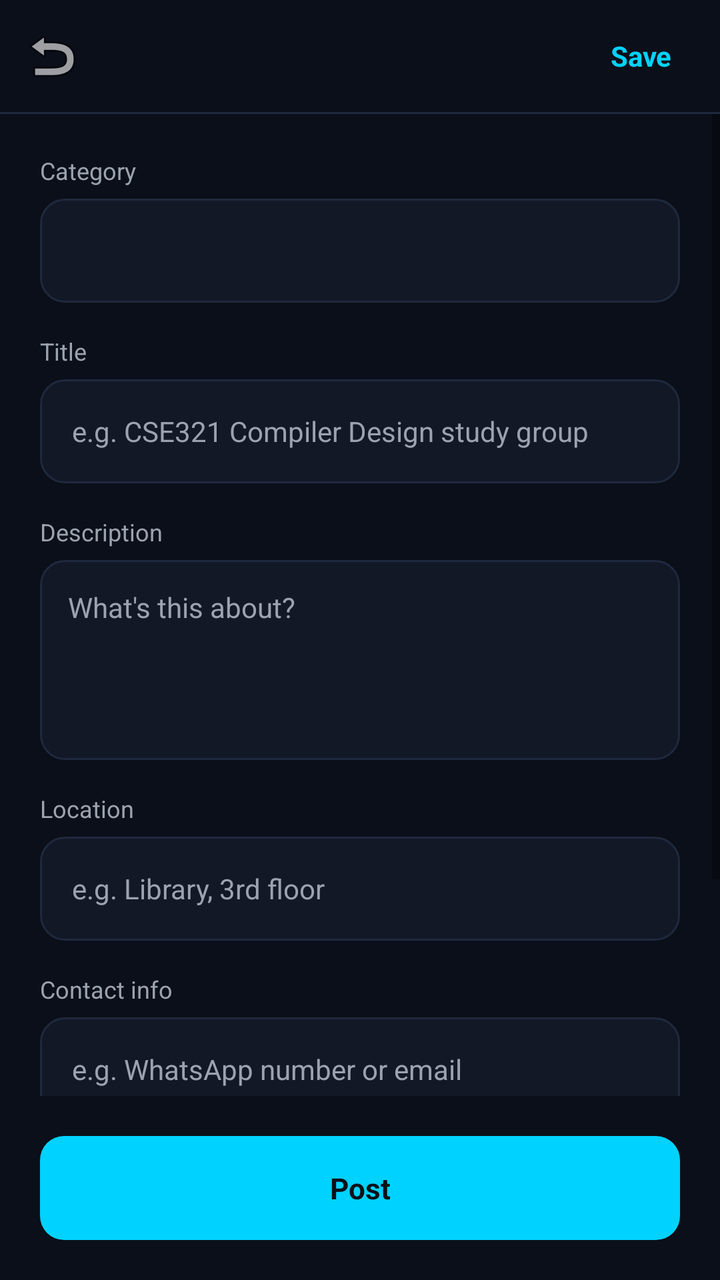
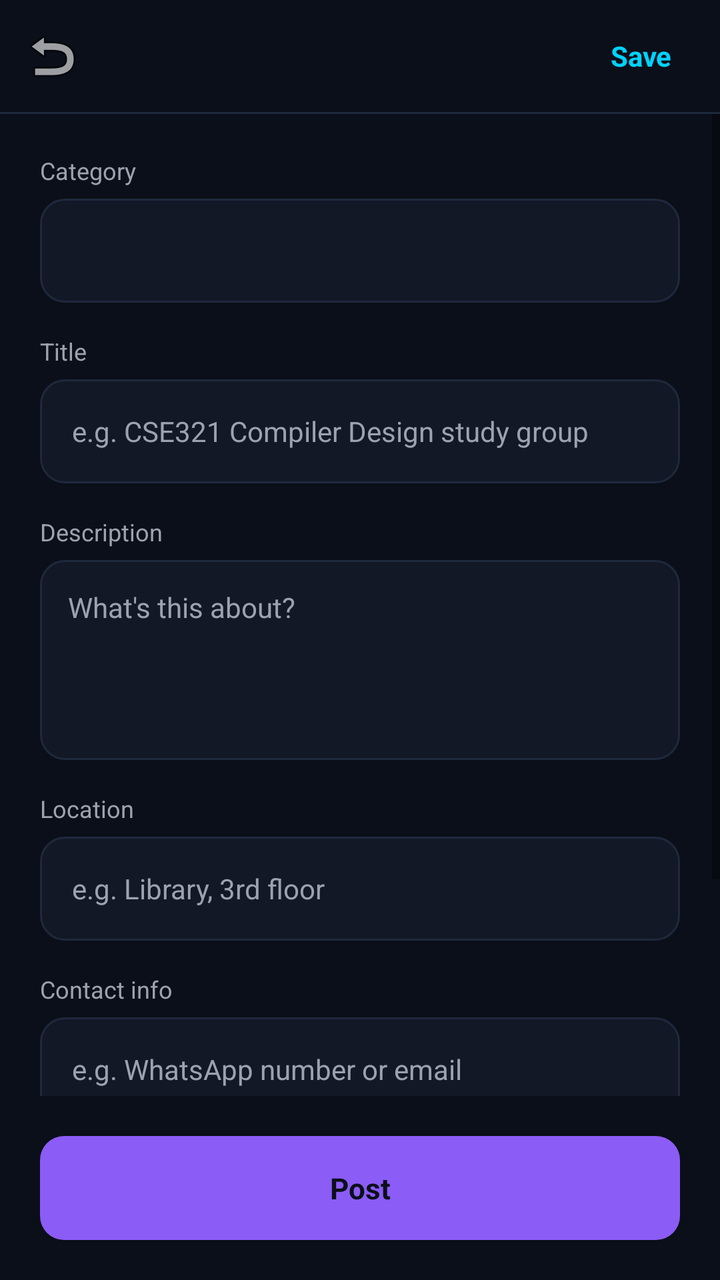

The first picture is an Android layout as it rendered before a commit; the second is the same layout after the commit. The layout source and the unified diff follow.
<!-- AndroidManifest.xml: application theme Theme.CampusConnect -->
<!-- res/layout/activity_add_post.xml -->
<?xml version="1.0" encoding="utf-8"?>
<LinearLayout xmlns:android="http://schemas.android.com/apk/res/android"
    android:layout_width="match_parent"
    android:layout_height="match_parent"
    android:orientation="vertical"
    android:background="@color/color_background">

    <include layout="@layout/top_bar_edit"/>

    <View
        android:layout_width="match_parent"
        android:layout_height="1dp"
        android:background="@color/color_border"/>

    <ScrollView
        android:layout_width="match_parent"
        android:layout_height="0dp"
        android:layout_weight="1">

        <LinearLayout
            android:layout_width="match_parent"
            android:layout_height="wrap_content"
            android:orientation="vertical"
            android:padding="20dp">

            <TextView style="@style/FacultyFieldLabel" android:text="@string/crew_label_category"/>
            <Spinner
                android:id="@+id/spinnerCategory"
                android:layout_width="match_parent"
                android:layout_height="52dp"
                android:background="@drawable/bg_input"
                android:paddingStart="12dp"
                android:paddingEnd="12dp"
                android:popupBackground="@color/color_card"
                android:layout_marginBottom="16dp"/>

            <TextView style="@style/FacultyFieldLabel" android:text="@string/crew_label_title"/>
            <EditText android:id="@+id/etTitle" style="@style/FacultyInput" android:inputType="textCapSentences" android:hint="@string/crew_hint_title"/>

            <TextView style="@style/FacultyFieldLabel" android:text="@string/crew_label_description"/>
            <EditText
                android:id="@+id/etDescription"
                android:layout_width="match_parent"
                android:layout_height="wrap_content"
                android:minHeight="100dp"
                android:gravity="top|start"
                android:background="@drawable/bg_input"
                android:padding="14dp"
                android:inputType="textMultiLine|textCapSentences"
                android:hint="@string/crew_hint_description"
                android:textColor="@color/color_text_primary"
                android:textSize="14sp"
                android:layout_marginBottom="16dp"/>

            <TextView style="@style/FacultyFieldLabel" android:text="@string/crew_label_location"/>
            <EditText android:id="@+id/etLocation" style="@style/FacultyInput" android:inputType="text" android:hint="@string/crew_hint_location"/>

            <TextView style="@style/FacultyFieldLabel" android:text="@string/crew_label_contact"/>
            <EditText android:id="@+id/etContactInfo" style="@style/FacultyInput" android:inputType="text" android:hint="@string/crew_hint_contact"/>

            <TextView style="@style/FacultyFieldLabel" android:text="@string/crew_label_max_members"/>
            <EditText android:id="@+id/etMaxMembers" style="@style/FacultyInput" android:inputType="number" android:hint="@string/crew_hint_max_members"/>

            
            <LinearLayout android:id="@+id/studyFieldsContainer" android:layout_width="match_parent" android:layout_height="wrap_content" android:orientation="vertical" android:visibility="gone">
                <TextView style="@style/FacultyFieldLabel" android:text="@string/crew_label_course_code"/>
                <EditText android:id="@+id/etCourseCode" style="@style/FacultyInput" android:inputType="textCapCharacters"/>
                <TextView style="@style/FacultyFieldLabel" android:text="@string/crew_label_course_title"/>
                <EditText android:id="@+id/etCourseTitle" style="@style/FacultyInput" android:inputType="textCapSentences"/>
                <TextView style="@style/FacultyFieldLabel" android:text="@string/crew_label_topic"/>
                <EditText android:id="@+id/etTopic" style="@style/FacultyInput" android:inputType="textCapSentences"/>
            </LinearLayout>

            
            <LinearLayout android:id="@+id/contestFieldsContainer" android:layout_width="match_parent" android:layout_height="wrap_content" android:orientation="vertical" android:visibility="gone">
                <TextView style="@style/FacultyFieldLabel" android:text="@string/crew_label_contest_name"/>
                <EditText android:id="@+id/etContestName" style="@style/FacultyInput" android:inputType="textCapSentences"/>
                <TextView style="@style/FacultyFieldLabel" android:text="@string/crew_label_tech_stack"/>
                <EditText android:id="@+id/etTechStack" style="@style/FacultyInput" android:inputType="text"/>
            </LinearLayout>

            
            <LinearLayout android:id="@+id/travelFieldsContainer" android:layout_width="match_parent" android:layout_height="wrap_content" android:orientation="vertical" android:visibility="gone">
                <TextView style="@style/FacultyFieldLabel" android:text="@string/crew_label_destination"/>
                <EditText android:id="@+id/etDestination" style="@style/FacultyInput" android:inputType="textCapWords"/>
                <TextView style="@style/FacultyFieldLabel" android:text="@string/crew_label_travel_date"/>
                <EditText android:id="@+id/etTravelDate" style="@style/FacultyInput" android:inputType="text" android:hint="@string/crew_hint_travel_date"/>
                <TextView style="@style/FacultyFieldLabel" android:text="@string/crew_label_budget"/>
                <EditText android:id="@+id/etBudget" style="@style/FacultyInput" android:inputType="text"/>
            </LinearLayout>

        </LinearLayout>
    </ScrollView>

    <TextView
        android:id="@+id/btnSavePost"
        android:layout_width="match_parent"
        android:layout_height="52dp"
        android:layout_margin="20dp"
        android:gravity="center"
        android:text="@string/crew_post_btn"
        android:textColor="@color/color_background"
        android:textSize="14.5sp"
        android:textStyle="bold"
        android:background="@drawable/bg_button_primary"/>
</LinearLayout>
<!-- res/layout/top_bar_edit.xml (included above) -->
<?xml version="1.0" encoding="utf-8"?>
<LinearLayout xmlns:android="http://schemas.android.com/apk/res/android"
    android:layout_width="match_parent"
    android:layout_height="56dp"
    android:orientation="horizontal"
    android:gravity="center_vertical"
    android:paddingStart="4dp"
    android:paddingEnd="16dp">

    <ImageButton
        android:id="@+id/btnBack"
        android:layout_width="44dp"
        android:layout_height="44dp"
        android:background="?attr/selectableItemBackgroundBorderless"
        android:src="@android:drawable/ic_menu_revert"
        android:contentDescription="@null"/>

    <TextView
        android:id="@+id/tvSheetTitle"
        android:layout_width="0dp"
        android:layout_height="wrap_content"
        android:layout_weight="1"
        android:layout_marginStart="4dp"
        android:textColor="@color/color_text_primary"
        android:textSize="16sp"
        android:textStyle="bold"/>

    <TextView
        android:id="@+id/btnSave"
        android:layout_width="wrap_content"
        android:layout_height="wrap_content"
        android:text="Save"
        android:textColor="@color/color_cyan"
        android:textSize="14sp"
        android:textStyle="bold"
        android:padding="8dp"/>

</LinearLayout>
<!-- resources referenced by this layout -->
<resources>
  <color name="color_background">#0B0F19</color>
  <color name="color_border">#1F293D</color>
  <color name="color_card">#121826</color>
  <color name="color_cyan">#00D2FF</color>
  <color name="color_text_primary">#FFFFFF</color>
  <!-- drawable bg_button_primary (drawable) -->
  <?xml version="1.0" encoding="utf-8"?>
  <shape xmlns:android="http://schemas.android.com/apk/res/android"
      android:shape="rectangle">
      <solid android:color="@color/color_cyan"/>
      <corners android:radius="12dp"/>
  </shape>
  <!-- drawable bg_input (drawable) -->
  <?xml version="1.0" encoding="utf-8"?>
  <shape xmlns:android="http://schemas.android.com/apk/res/android"
      android:shape="rectangle">
      <solid android:color="@color/color_card"/>
      <stroke
          android:width="1dp"
          android:color="@color/color_border"/>
      <corners android:radius="12dp"/>
  </shape>
  <string name="crew_hint_contact">e.g. WhatsApp number or email</string>
  <string name="crew_hint_description">What\'s this about?</string>
  <string name="crew_hint_location">e.g. Library, 3rd floor</string>
  <string name="crew_hint_max_members">Leave blank for no limit</string>
  <string name="crew_hint_title">e.g. CSE321 Compiler Design study group</string>
  <string name="crew_hint_travel_date">e.g. 2026-08-20</string>
  <string name="crew_label_budget">Budget</string>
  <string name="crew_label_category">Category</string>
  <string name="crew_label_contact">Contact info</string>
  <string name="crew_label_contest_name">Contest name</string>
  <string name="crew_label_course_code">Course code</string>
  <string name="crew_label_course_title">Course title</string>
  <string name="crew_label_description">Description</string>
  <string name="crew_label_destination">Destination</string>
  <string name="crew_label_location">Location</string>
  <string name="crew_label_max_members">Max members (optional)</string>
  <string name="crew_label_tech_stack">Tech stack</string>
  <string name="crew_label_title">Title</string>
  <string name="crew_label_topic">Topic</string>
  <string name="crew_label_travel_date">Travel date</string>
  <string name="crew_post_btn">Post</string>
  <style name="FacultyFieldLabel">
          <item name="android:layout_width">match_parent</item>
          <item name="android:layout_height">wrap_content</item>
          <item name="android:textColor">@color/color_muted</item>
          <item name="android:textSize">12sp</item>
          <item name="android:layout_marginBottom">6dp</item>
      </style>
  <style name="FacultyInput">
          <item name="android:layout_width">match_parent</item>
          <item name="android:layout_height">52dp</item>
          <item name="android:background">@drawable/bg_input</item>
          <item name="android:paddingStart">16dp</item>
          <item name="android:paddingEnd">16dp</item>
          <item name="android:textColor">@color/color_text_primary</item>
          <item name="android:textSize">14sp</item>
          <item name="android:layout_marginBottom">16dp</item>
      </style>
  <style name="Theme.CampusConnect" parent="Theme.MaterialComponents.DayNight.NoActionBar">
          <item name="android:windowBackground">@color/color_background</item>
          <item name="android:statusBarColor">@color/color_background</item>
          <item name="android:navigationBarColor">@color/color_background</item>
          <item name="colorPrimary">@color/color_cyan</item>
          <item name="colorPrimaryVariant">@color/color_purple</item>
          <item name="colorOnPrimary">@color/color_background</item>
          <item name="android:textColor">@color/color_text_primary</item>
          <item name="android:fontFamily">sans-serif</item>
          <item name="android:textColorHint">@color/color_muted</item>
          <item name="android:fitsSystemWindows">true</item>
      </style>
  <color name="color_muted">#9CA3AF</color>
  <color name="color_purple">#8B5CF6</color>
</resources>

<!-- the commit's change to res/layout/activity_add_post.xml (unified diff, before → after) -->
@@ -102,7 +102,7 @@
         android:textColor="@color/color_background"
         android:textSize="14.5sp"
         android:textStyle="bold"
-        android:background="@drawable/bg_button_primary"/>
+        android:background="@drawable/bg_button_primary_purple"/>
 </LinearLayout>
 <!-- res/layout/top_bar_edit.xml (included above) -->
 <?xml version="1.0" encoding="utf-8"?>
<!-- resource entries referenced after the edit -->
@@ -5,11 +5,11 @@
   <color name="color_card">#121826</color>
   <color name="color_cyan">#00D2FF</color>
   <color name="color_text_primary">#FFFFFF</color>
-  <!-- drawable bg_button_primary (drawable) -->
+  <!-- drawable bg_button_primary_purple (drawable) -->
   <?xml version="1.0" encoding="utf-8"?>
   <shape xmlns:android="http://schemas.android.com/apk/res/android"
       android:shape="rectangle">
-      <solid android:color="@color/color_cyan"/>
+      <solid android:color="@color/color_purple"/>
       <corners android:radius="12dp"/>
   </shape>
   <!-- drawable bg_input (drawable) -->
